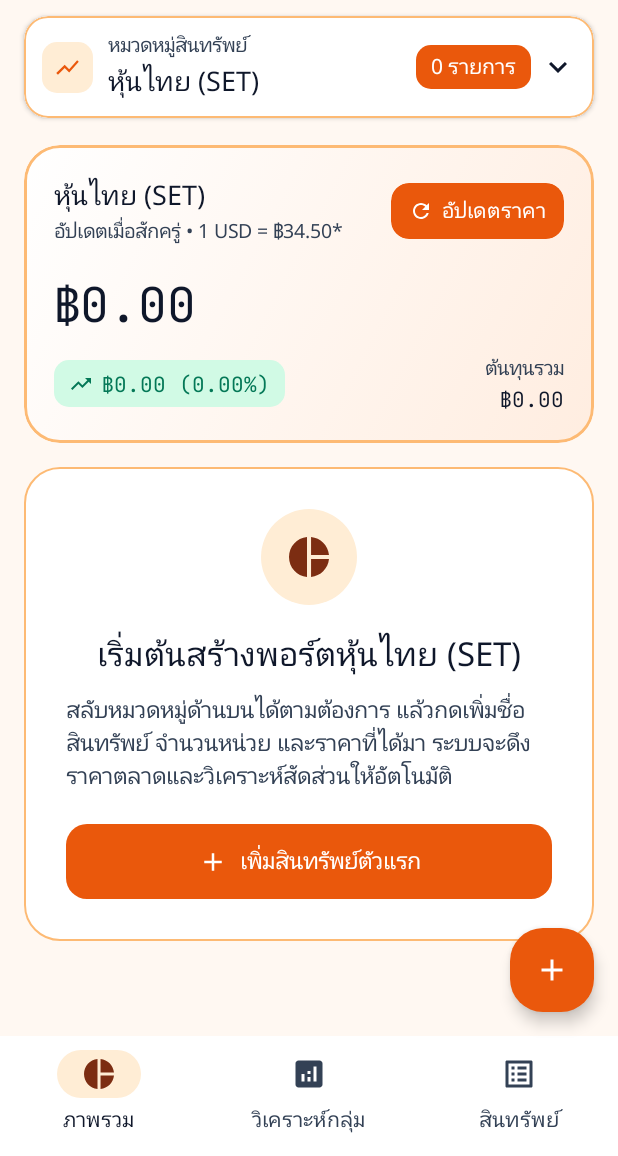
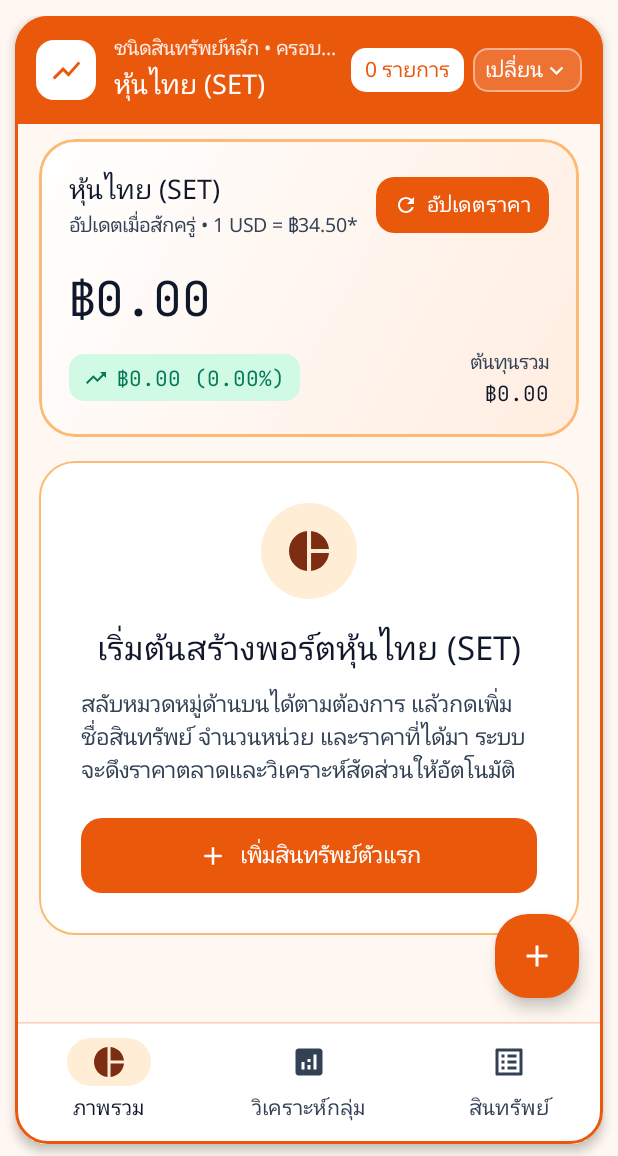
Before and after one commit to titipongbest/my-portfolio-, an Android app built with Jetpack Compose: the screen it shows after launch (MainActivity), on a phone screen of 412 x 824 dp, the part 80-1236 px from its top. Run offline under Robolectric (Android 15) with nearby library versions, the phone set to English and light mode, and no system bars; our stand-ins replace Room's generated code.

Commit message:
Highlight asset category menu as a prominent framing header over tab menus

```diff
--- a/app/src/main/java/com/example/ui/screens/MainPortfolioScreen.kt
+++ b/app/src/main/java/com/example/ui/screens/MainPortfolioScreen.kt
@@ -8,8 +8,8 @@ import android.provider.MediaStore
 import androidx.activity.compose.BackHandler
 import androidx.activity.compose.rememberLauncherForActivityResult
 import androidx.activity.result.contract.ActivityResultContracts
+import androidx.compose.foundation.BorderStroke
 import androidx.compose.foundation.background
-import androidx.compose.foundation.border
 import androidx.compose.foundation.clickable
 import androidx.compose.foundation.layout.Arrangement
 import androidx.compose.foundation.layout.Box
@@ -50,6 +50,7 @@ import androidx.compose.material3.DropdownMenu
 import androidx.compose.material3.DropdownMenuItem
 import androidx.compose.material3.ExperimentalMaterial3Api
 import androidx.compose.material3.FloatingActionButton
+import androidx.compose.material3.HorizontalDivider
 import androidx.compose.material3.Icon
 import androidx.compose.material3.IconButton
 import androidx.compose.material3.MaterialTheme
@@ -79,7 +80,6 @@ import androidx.compose.runtime.setValue
 import androidx.compose.ui.Alignment
 import androidx.compose.ui.Modifier
 import androidx.compose.ui.draw.clip
-import androidx.compose.ui.draw.shadow
 import androidx.compose.ui.graphics.Color
 import androidx.compose.ui.graphics.vector.ImageVector
 import androidx.compose.ui.platform.LocalContext
@@ -383,11 +383,6 @@ fun MainPortfolioScreen(
             containerColor = MaterialTheme.colorScheme.background,
             snackbarHost = { SnackbarHost(hostState = snackbarHostState) },
             topBar = {
-                Column(
-                    modifier = Modifier
-                        .fillMaxWidth()
-                        .background(MaterialTheme.colorScheme.background)
-                ) {
                 TopAppBar(
                     colors = TopAppBarDefaults.topAppBarColors(
                         containerColor = MaterialTheme.colorScheme.background
@@ -450,66 +445,32 @@ fun MainPortfolioScreen(
                         }
                     }
                 )
-
-                    // Category Dropdown pinned right at the top (specific AssetCategory only, no "all")
+            }
+        ) { innerPadding ->
+            val frameAccent = MaterialTheme.colorScheme.primary
+            Surface(
+                color = MaterialTheme.colorScheme.background,
+                shape = RoundedCornerShape(22.dp),
+                shadowElevation = 4.dp,
+                border = BorderStroke(2.dp, frameAccent),
+                modifier = Modifier
+                    .fillMaxSize()
+                    .padding(innerPadding)
+                    .padding(horizontal = 10.dp)
+                    .padding(bottom = 8.dp)
+            ) {
+                Column(modifier = Modifier.fillMaxSize()) {
+                    // Master Category Selector pinned as the distinct framing header covering all menus below
                     TopCategoryDropdownBar(
                         selectedCategory = uiState.selectedCategory,
                         allHoldings = uiState.allHoldings,
-                        onSelectCategory = viewModel::selectCategory,
-                        modifier = Modifier
-                            .padding(horizontal = 16.dp)
-                            .padding(bottom = 8.dp)
+                        onSelectCategory = viewModel::selectCategory
                     )
-                }
-            },
-            bottomBar = {
-                if (!useRail) {
-                    NavigationBar(
-                        containerColor = MaterialTheme.colorScheme.surface
-                    ) {
-                        MainTab.entries.forEach { tab ->
-                            NavigationBarItem(
-                                selected = selectedTab == tab,
-                                onClick = { selectedTab = tab },
-                                icon = {
-                                    Icon(
-                                        imageVector = tab.icon,
-                                        contentDescription = tab.labelTh
-                                    )
-                                },
-                                label = { Text(tab.labelTh) },
-                                colors = NavigationBarItemDefaults.colors(
-                                    indicatorColor = MaterialTheme.colorScheme.primaryContainer,
-                                    selectedIconColor = MaterialTheme.colorScheme.onPrimaryContainer,
-                                    selectedTextColor = MaterialTheme.colorScheme.onSurface
-                                ),
-                                modifier = Modifier.testTag("nav_tab_${tab.name}")
-                            )
-                        }
-                    }
-                }
-            },
-            floatingActionButton = {
-                FloatingActionButton(
-                    onClick = {
-                        editingHolding = null
-                        showAddEditSheet = true
-                    },
-                    containerColor = MaterialTheme.colorScheme.primary,
-                    contentColor = MaterialTheme.colorScheme.onPrimary,
-                    modifier = Modifier.testTag("add_holding_fab")
-                ) {
-                    Icon(
-                        imageVector = Icons.Default.Add,
-                        contentDescription = "เพิ่มสินทรัพย์"
-                    )
-                }
-            }
-        ) { innerPadding ->
+
                     Row(
                         modifier = Modifier
-                    .fillMaxSize()
-                    .padding(innerPadding)
+                            .weight(1f)
+                            .fillMaxWidth()
                     ) {
                         if (useRail) {
                             NavigationRail(
@@ -592,6 +553,57 @@ fun MainPortfolioScreen(
                                             },
                                             onDeleteHolding = viewModel::deleteHolding,
                                             onViewDividends = viewModel::openDividendDialog
+                                        )
+                                    }
+                                }
+                            }
+
+                            FloatingActionButton(
+                                onClick = {
+                                    editingHolding = null
+                                    showAddEditSheet = true
+                                },
+                                containerColor = MaterialTheme.colorScheme.primary,
+                                contentColor = MaterialTheme.colorScheme.onPrimary,
+                                modifier = Modifier
+                                    .align(Alignment.BottomEnd)
+                                    .padding(16.dp)
+                                    .testTag("add_holding_fab")
+                            ) {
+                                Icon(
+                                    imageVector = Icons.Default.Add,
+                                    contentDescription = "เพิ่มสินทรัพย์"
+                                )
+                            }
+                        }
+                    }
+
+                    if (!useRail) {
+                        HorizontalDivider(
+                            thickness = 1.dp,
+                            color = frameAccent.copy(alpha = 0.25f)
+                        )
+                        NavigationBar(
+                            containerColor = MaterialTheme.colorScheme.surface,
+                            windowInsets = WindowInsets(0, 0, 0, 0)
+                        ) {
+                            MainTab.entries.forEach { tab ->
+                                NavigationBarItem(
+                                    selected = selectedTab == tab,
+                                    onClick = { selectedTab = tab },
+                                    icon = {
+                                        Icon(
+                                            imageVector = tab.icon,
+                                            contentDescription = tab.labelTh
+                                        )
+                                    },
+                                    label = { Text(tab.labelTh) },
+                                    colors = NavigationBarItemDefaults.colors(
+                                        indicatorColor = MaterialTheme.colorScheme.primaryContainer,
+                                        selectedIconColor = MaterialTheme.colorScheme.onPrimaryContainer,
+                                        selectedTextColor = MaterialTheme.colorScheme.onSurface
+                                    ),
+                                    modifier = Modifier.testTag("nav_tab_${tab.name}")
                                 )
                             }
                         }
@@ -849,18 +861,17 @@ private fun TopCategoryDropdownBar(
     val activeLabel = selectedCategory.labelTh
     val activeIcon = categoryMenuIcon(selectedCategory)
     val activeAccent = categoryAccentColor(selectedCategory)
-    val activeContainer = categoryContainerColor(selectedCategory)
+    val headerBg = MaterialTheme.colorScheme.primary
+    val headerFg = MaterialTheme.colorScheme.onPrimary
 
     Box(modifier = modifier.fillMaxWidth()) {
         Row(
             modifier = Modifier
                 .fillMaxWidth()
-                .shadow(2.dp, RoundedCornerShape(16.dp))
-                .clip(RoundedCornerShape(16.dp))
-                .background(MaterialTheme.colorScheme.surface)
-                .border(1.2.dp, MaterialTheme.colorScheme.outline, RoundedCornerShape(16.dp))
+                .clip(RoundedCornerShape(topStart = 20.dp, topEnd = 20.dp))
+                .background(headerBg)
                 .clickable { expanded = true }
-                .padding(horizontal = 12.dp, vertical = 10.dp)
+                .padding(horizontal = 14.dp, vertical = 12.dp)
                 .testTag("top_category_dropdown"),
             verticalAlignment = Alignment.CenterVertically,
             horizontalArrangement = Arrangement.SpaceBetween
@@ -871,53 +882,76 @@ private fun TopCategoryDropdownBar(
             ) {
                 Box(
                     modifier = Modifier
-                        .size(34.dp)
-                        .clip(RoundedCornerShape(10.dp))
-                        .background(activeContainer),
+                        .size(40.dp)
+                        .clip(RoundedCornerShape(12.dp))
+                        .background(MaterialTheme.colorScheme.surface),
                     contentAlignment = Alignment.Center
                 ) {
                     Icon(
                         imageVector = activeIcon,
                         contentDescription = activeLabel,
                         tint = activeAccent,
-                        modifier = Modifier.size(18.dp)
+                        modifier = Modifier.size(22.dp)
                     )
                 }
-                Spacer(modifier = Modifier.width(10.dp))
+                Spacer(modifier = Modifier.width(12.dp))
                 Column {
                     Text(
-                        text = "หมวดหมู่สินทรัพย์",
-                        style = MaterialTheme.typography.labelSmall,
-                        color = MaterialTheme.colorScheme.onSurfaceVariant
+                        text = "ชนิดสินทรัพย์หลัก • ครอบคลุมทุกเมนู",
+                        style = MaterialTheme.typography.labelSmall.copy(fontWeight = FontWeight.SemiBold),
+                        color = headerFg.copy(alpha = 0.88f),
+                        maxLines = 1,
+                        overflow = TextOverflow.Ellipsis
                     )
                     Text(
                         text = activeLabel,
-                        style = MaterialTheme.typography.titleMedium.copy(fontWeight = FontWeight.Bold),
-                        color = MaterialTheme.colorScheme.onSurface,
+                        style = MaterialTheme.typography.titleMedium.copy(fontWeight = FontWeight.ExtraBold),
+                        color = headerFg,
                         maxLines = 1,
                         overflow = TextOverflow.Ellipsis
                     )
                 }
             }
 
-            Row(verticalAlignment = Alignment.CenterVertically) {
+            Spacer(modifier = Modifier.width(8.dp))
+
+            Row(
+                verticalAlignment = Alignment.CenterVertically,
+                horizontalArrangement = Arrangement.spacedBy(6.dp)
+            ) {
                 Surface(
-                    color = MaterialTheme.colorScheme.primary,
+                    color = MaterialTheme.colorScheme.surface,
                     shape = RoundedCornerShape(10.dp)
                 ) {
                     Text(
                         text = "$activeCount รายการ",
                         style = MaterialTheme.typography.labelMedium.copy(fontWeight = FontWeight.Bold),
-                        color = MaterialTheme.colorScheme.onPrimary,
-                        modifier = Modifier.padding(horizontal = 10.dp, vertical = 4.dp)
+                        color = activeAccent,
+                        modifier = Modifier.padding(horizontal = 9.dp, vertical = 4.dp)
                     )
                 }
-                Spacer(modifier = Modifier.width(6.dp))
+                Surface(
+                    color = headerFg.copy(alpha = 0.16f),
+                    shape = RoundedCornerShape(10.dp),
+                    border = BorderStroke(1.dp, headerFg.copy(alpha = 0.45f))
+                ) {
+                    Row(
+                        modifier = Modifier.padding(horizontal = 8.dp, vertical = 4.dp),
+                        verticalAlignment = Alignment.CenterVertically
+                    ) {
+                        Text(
+                            text = "เปลี่ยน",
+                            style = MaterialTheme.typography.labelMedium.copy(fontWeight = FontWeight.Bold),
+                            color = headerFg
+                        )
                         Icon(
                             imageVector = if (expanded) Icons.Default.KeyboardArrowUp else Icons.Default.KeyboardArrowDown,
                             contentDescription = "เปิดเมนูเลือกหมวดหมู่",
-                    tint = MaterialTheme.colorScheme.onSurface
+                            tint = headerFg,
+                            modifier = Modifier.size(18.dp)
                         )
+                    }
+                }
             }
         }
 
```
Lines whose indentation alone changed are shown as unchanged.
